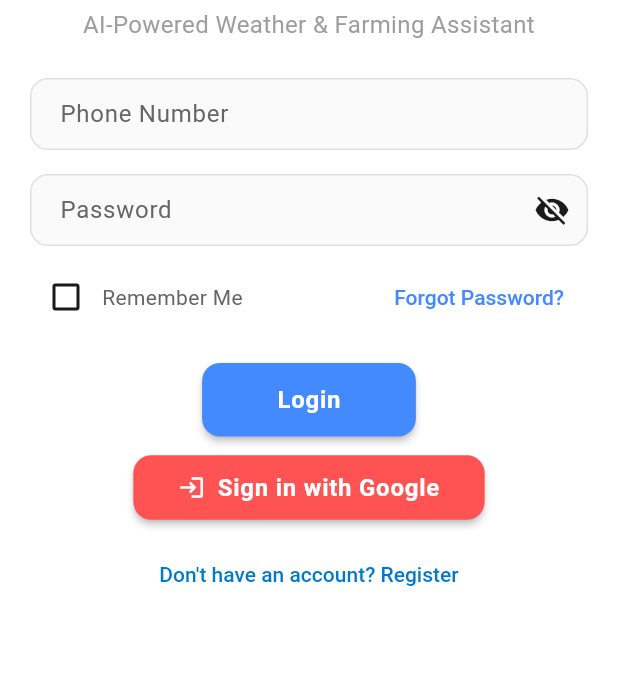
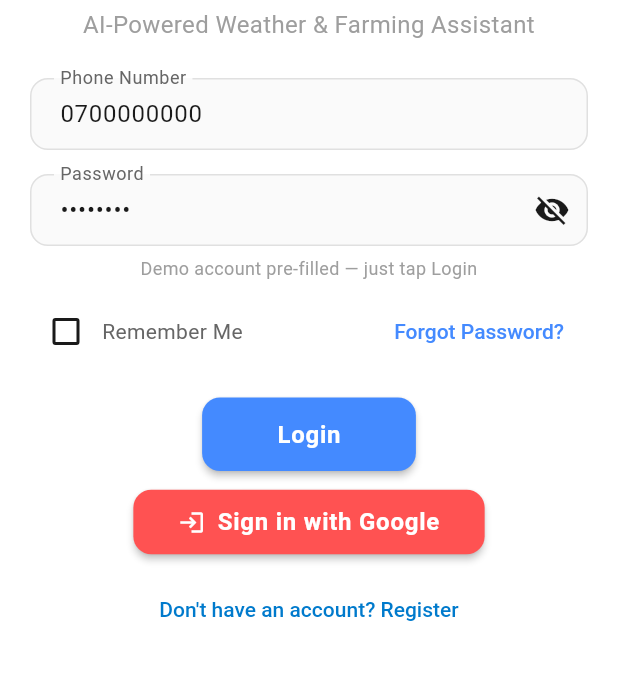
Before and after one commit to Josephnyingi/Anga, a Flutter app: the screen it shows after launch, on a phone screen of 412 x 824 dp, the part 234-914 px from its top. Run offline on Flutter 3.47's test engine with Material 3 defaults, Android fonts, the phone set to English and light mode, and no system bars; our stand-ins replace animate_do, connectivity_plus, firebase_auth, firebase_core, fl_chart, flutter_local_notifications and 4 more; accounts and stored records are empty; network calls fail.

Commit message:
fix: pre-fill mobile login with demo credentials, matching web
Mobile's Phone Number and Password fields were empty, unlike the web
app which pre-fills 0700000000 / demo1234 with a "just tap Login"
hint. A reviewer opening the mobile app had no way to know the demo
credentials existed unless they'd already seen the web app.

Co-Authored-By: Claude Sonnet 5 <noreply@anthropic.com>

```diff
--- a/apps/mobile/lib/screens/login_screen.dart
+++ b/apps/mobile/lib/screens/login_screen.dart
@@ -17,8 +17,11 @@ class LoginScreen extends StatefulWidget {
 class LoginScreenState extends State<LoginScreen> {
   final AuthService _authService = AuthService();
   final _formKey = GlobalKey<FormState>();
-  final TextEditingController _phoneController = TextEditingController();
-  final TextEditingController _passwordController = TextEditingController();
+  // Matches the web app's pre-filled demo login (0700000000 / demo1234) -
+  // mobile's fields were empty, requiring judges/reviewers to know and
+  // type the demo credentials themselves instead of just tapping Login.
+  final TextEditingController _phoneController = TextEditingController(text: '0700000000');
+  final TextEditingController _passwordController = TextEditingController(text: 'demo1234');
 
   bool _isLoading = false;
   bool _isRegistering = false;
@@ -172,6 +175,12 @@ class LoginScreenState extends State<LoginScreen> {
                       obscureText: _obscurePassword,
                       validator: (value) => value!.trim().isEmpty ? 'Enter your password' : null,
                     ),
+                    const SizedBox(height: 6),
+                    const Text(
+                      'Demo account pre-filled — just tap Login',
+                      textAlign: TextAlign.center,
+                      style: TextStyle(fontSize: 12, color: Colors.grey),
+                    ),
                     const SizedBox(height: 10),
 
                     Row(
```
